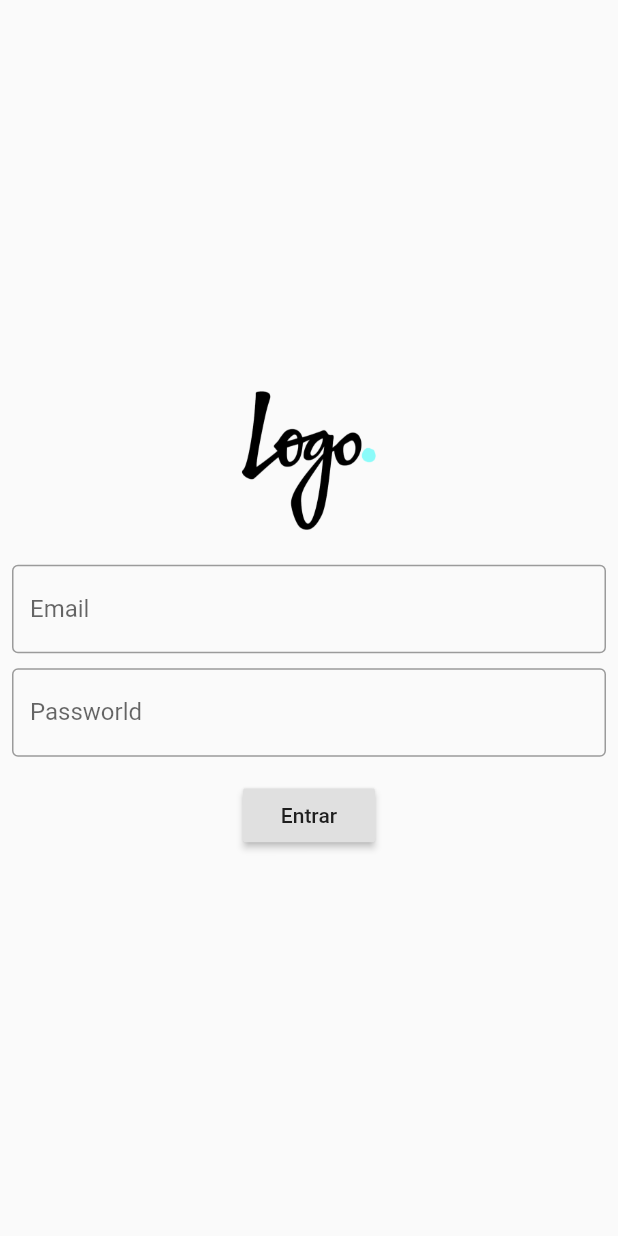
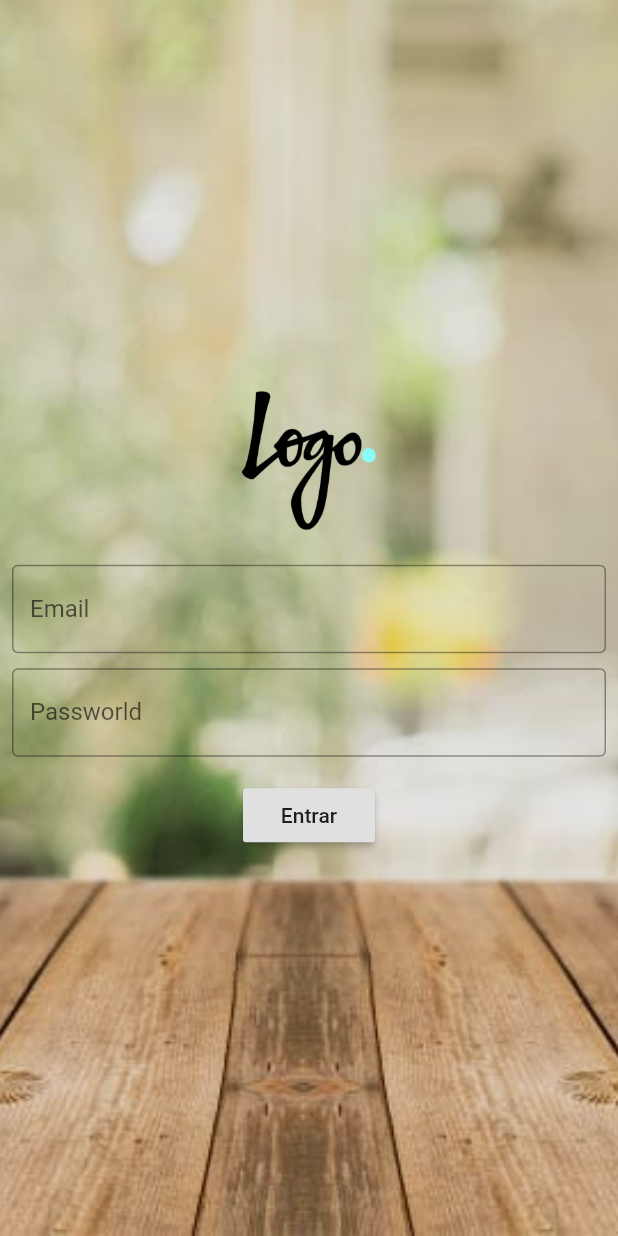
Before and after one commit to layonmartins/CursoFlutter, a Flutter app: the screen it shows after launch, on a phone screen of 412 x 824 dp. Run offline on Flutter 3.47's test engine with Material 2 defaults, Android fonts, the phone set to English and light mode, and no system bars.

Commit message:
Curso Flutter #23 - Stack

```diff
--- a/lib/login_page.dart
+++ b/lib/login_page.dart
@@ -14,10 +14,9 @@ class _LoginPageState extends State<LoginPage> {
   String email = '';
   String password = '';
 
-  @override
-  Widget build(BuildContext context) {
-    return Scaffold(
-        body: SingleChildScrollView(
+  Widget _body() {
+    return Column(children: [
+      SingleChildScrollView(
         child: SizedBox(
             width: MediaQuery.of(context).size.width,
             height: MediaQuery.of(context).size.height,
@@ -47,11 +46,13 @@ class _LoginPageState extends State<LoginPage> {
                       },
                       obscureText: true,
                       decoration: InputDecoration(
-                        labelText: 'Passworld', border: OutlineInputBorder())),
+                          labelText: 'Passworld',
+                          border: OutlineInputBorder())),
                   SizedBox(height: 15),
                   RaisedButton(
                     onPressed: () {
-                    if (email == 'junior@flutter.com.br' && password == '123') {
+                      if (email == 'junior@flutter.com.br' &&
+                          password == '123') {
                         print('correto');
                         Navigator.of(context).pushReplacementNamed('/home');
                       } else {
@@ -63,6 +64,24 @@ class _LoginPageState extends State<LoginPage> {
                 ],
               ),
             )),
+      )
+    ]);
+  }
+
+  @override
+  Widget build(BuildContext context) {
+    return Scaffold(
+        body: Stack(
+      children: [
+        SizedBox(
+            height: MediaQuery.of(context).size.height,
+            child: Image.asset('assets/images/blurbackground.jpeg',
+                fit: BoxFit.cover)),
+        Container(
+          color: Colors.black.withOpacity(0.1),
+        ),
+        _body()
+      ],
     ));
   }
 }
--- a/pubspec.yaml
+++ b/pubspec.yaml
@@ -60,6 +60,7 @@ flutter:
   # To add assets to your application, add an assets section, like this:
   assets:
     - assets/images/logo.png
+    - assets/images/blurbackground.jpeg
 
   # An image asset can refer to one or more resolution-specific "variants", see
   # https://flutter.dev/assets-and-images/#resolution-aware.
```
Also changed, not shown: assets/images/blurbackground.jpeg (added), screen3.png (added), 1 other file. Lines whose indentation alone changed are shown as unchanged.
